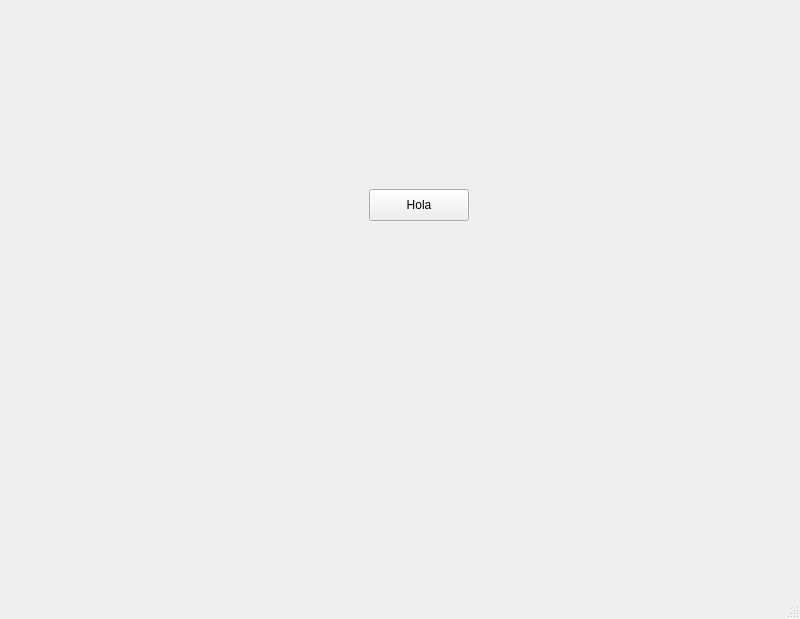
This is mapa/login_register.ui in jorgecanut/mapaIHM as Qt 5 draws it before an edit. The edited form follows.
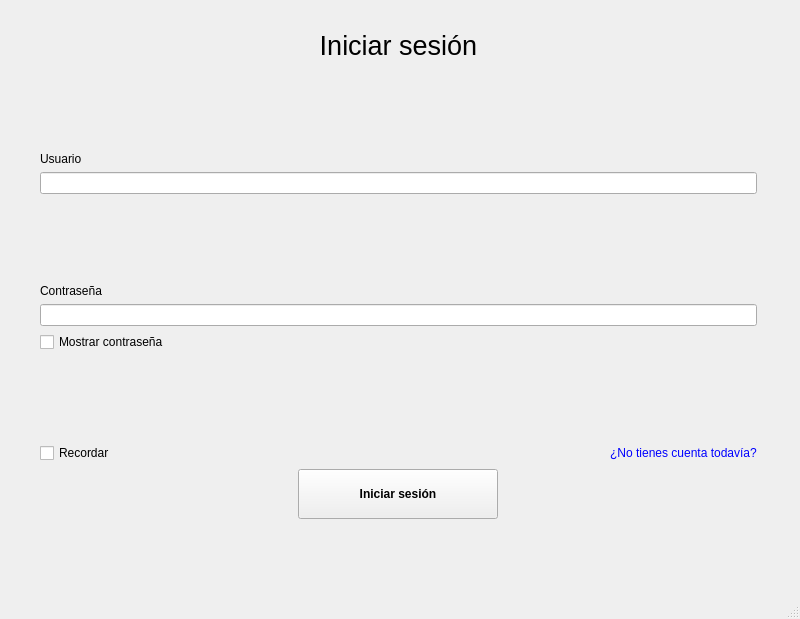
This is the edited form. The open tabs and pages were chosen to show the change. Custom widgets are drawn as their Qt base class.

Commit message: mejora del diseño

What changed in the file:
```diff
--- a/mapa/login_register.ui
+++ b/mapa/login_register.ui
@@ -21,18 +21,213 @@
        <number>1</number>
       </property>
       <widget class="QWidget" name="page">
-       <widget class="QPushButton" name="pushButton_2">
+       <widget class="QWidget" name="verticalLayoutWidget">
         <property name="geometry">
          <rect>
-          <x>360</x>
-          <y>180</y>
-          <width>100</width>
-          <height>32</height>
+          <x>19</x>
+          <y>9</y>
+          <width>741</width>
+          <height>501</height>
          </rect>
         </property>
-        <property name="text">
-         <string>Hola</string>
-        </property>
+        <layout class="QVBoxLayout" name="verticalLayout_3">
+         <property name="spacing">
+          <number>-1</number>
+         </property>
+         <property name="leftMargin">
+          <number>12</number>
+         </property>
+         <property name="topMargin">
+          <number>12</number>
+         </property>
+         <property name="rightMargin">
+          <number>12</number>
+         </property>
+         <property name="bottomMargin">
+          <number>0</number>
+         </property>
+         <item>
+          <widget class="QLabel" name="label_11">
+           <property name="font">
+            <font>
+             <pointsize>20</pointsize>
+            </font>
+           </property>
+           <property name="text">
+            <string>Iniciar sesión</string>
+           </property>
+           <property name="alignment">
+            <set>Qt::AlignmentFlag::AlignCenter</set>
+           </property>
+          </widget>
+         </item>
+         <item>
+          <spacer name="verticalSpacer_8">
+           <property name="orientation">
+            <enum>Qt::Orientation::Vertical</enum>
+           </property>
+           <property name="sizeHint" stdset="0">
+            <size>
+             <width>0</width>
+             <height>0</height>
+            </size>
+           </property>
+          </spacer>
+         </item>
+         <item>
+          <widget class="QLabel" name="label_9">
+           <property name="maximumSize">
+            <size>
+             <width>16777215</width>
+             <height>41</height>
+            </size>
+           </property>
+           <property name="text">
+            <string>Usuario</string>
+           </property>
+          </widget>
+         </item>
+         <item>
+          <widget class="QLineEdit" name="lineEdit_4">
+           <property name="maximumSize">
+            <size>
+             <width>900</width>
+             <height>16777215</height>
+            </size>
+           </property>
+           <property name="alignment">
+            <set>Qt::AlignmentFlag::AlignLeading|Qt::AlignmentFlag::AlignLeft|Qt::AlignmentFlag::AlignVCenter</set>
+           </property>
+          </widget>
+         </item>
+         <item>
+          <spacer name="verticalSpacer_7">
+           <property name="orientation">
+            <enum>Qt::Orientation::Vertical</enum>
+           </property>
+           <property name="sizeHint" stdset="0">
+            <size>
+             <width>20</width>
+             <height>40</height>
+            </size>
+           </property>
+          </spacer>
+         </item>
+         <item>
+          <widget class="QLabel" name="label_8">
+           <property name="maximumSize">
+            <size>
+             <width>16777215</width>
+             <height>37</height>
+            </size>
+           </property>
+           <property name="text">
+            <string>Contraseña</string>
+           </property>
+          </widget>
+         </item>
+         <item>
+          <widget class="QLineEdit" name="lineEdit_6">
+           <property name="maximumSize">
+            <size>
+             <width>900</width>
+             <height>16777215</height>
+            </size>
+           </property>
+           <property name="echoMode">
+            <enum>QLineEdit::EchoMode::Password</enum>
+           </property>
+           <property name="alignment">
+            <set>Qt::AlignmentFlag::AlignLeading|Qt::AlignmentFlag::AlignLeft|Qt::AlignmentFlag::AlignVCenter</set>
+           </property>
+          </widget>
+         </item>
+         <item>
+          <widget class="QCheckBox" name="checkBox_2">
+           <property name="text">
+            <string>Mostrar contraseña</string>
+           </property>
+          </widget>
+         </item>
+         <item>
+          <spacer name="verticalSpacer_6">
+           <property name="orientation">
+            <enum>Qt::Orientation::Vertical</enum>
+           </property>
+           <property name="sizeHint" stdset="0">
+            <size>
+             <width>20</width>
+             <height>40</height>
+            </size>
+           </property>
+          </spacer>
+         </item>
+         <item>
+          <layout class="QHBoxLayout" name="horizontalLayout_2">
+           <item>
+            <widget class="QCheckBox" name="checkBox">
+             <property name="text">
+              <string>Recordar</string>
+             </property>
+            </widget>
+           </item>
+           <item>
+            <spacer name="horizontalSpacer_3">
+             <property name="orientation">
+              <enum>Qt::Orientation::Horizontal</enum>
+             </property>
+             <property name="sizeHint" stdset="0">
+              <size>
+               <width>40</width>
+               <height>20</height>
+              </size>
+             </property>
+            </spacer>
+           </item>
+           <item>
+            <widget class="ClickableLabel" name="label_10">
+             <property name="styleSheet">
+              <string notr="true">color:blue</string>
+             </property>
+             <property name="text">
+              <string>¿No tienes cuenta todavía?</string>
+             </property>
+             <property name="alignment">
+              <set>Qt::AlignmentFlag::AlignCenter</set>
+             </property>
+            </widget>
+           </item>
+          </layout>
+         </item>
+         <item>
+          <layout class="QHBoxLayout" name="horizontalLayout_3">
+           <item>
+            <widget class="QPushButton" name="pushButton_2">
+             <property name="minimumSize">
+              <size>
+               <width>0</width>
+               <height>50</height>
+              </size>
+             </property>
+             <property name="maximumSize">
+              <size>
+               <width>200</width>
+               <height>300</height>
+              </size>
+             </property>
+             <property name="font">
+              <font>
+               <bold>true</bold>
+              </font>
+             </property>
+             <property name="text">
+              <string>Iniciar sesión</string>
+             </property>
+            </widget>
+           </item>
+          </layout>
+         </item>
+        </layout>
        </widget>
       </widget>
       <widget class="QWidget" name="page_2">
```
Left out of the diff: 50 changed lines with no effect on the pictures.
